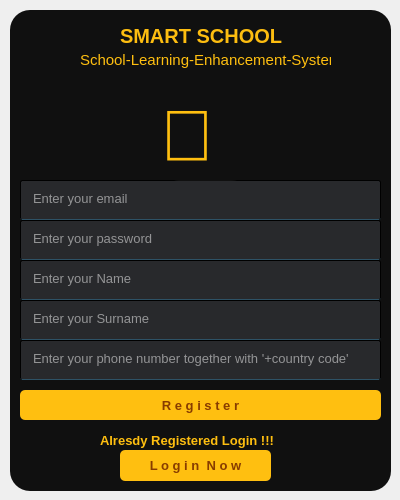
Above: SmartSchool/register_form.ui from ismailuzum/Smart-School-School-Learning-Enhancement-System before the change. Below: the same form after it.
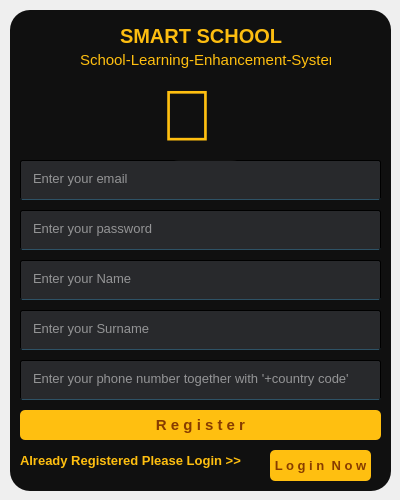
That is the form after the change.

Commit message: signup form correction

What changed in the file:
```diff
--- a/SmartSchool/register_form.ui
+++ b/SmartSchool/register_form.ui
@@ -37,7 +37,7 @@
     <property name="geometry">
      <rect>
       <x>10</x>
-      <y>170</y>
+      <y>150</y>
       <width>361</width>
       <height>40</height>
      </rect>
@@ -70,7 +70,7 @@
     <property name="geometry">
      <rect>
       <x>10</x>
-      <y>210</y>
+      <y>200</y>
       <width>361</width>
       <height>40</height>
      </rect>
@@ -103,14 +103,14 @@
     <property name="geometry">
      <rect>
       <x>10</x>
-      <y>380</y>
+      <y>400</y>
       <width>361</width>
       <height>30</height>
      </rect>
     </property>
     <property name="font">
      <font>
-      <pointsize>10</pointsize>
+      <pointsize>11</pointsize>
       <weight>75</weight>
       <bold>true</bold>
      </font>
@@ -135,7 +135,7 @@
     <property name="geometry">
      <rect>
       <x>150</x>
-      <y>80</y>
+      <y>60</y>
       <width>91</width>
       <height>91</height>
      </rect>
@@ -155,9 +155,9 @@
    <widget class="QLabel" name="label_2">
     <property name="geometry">
      <rect>
-      <x>90</x>
-      <y>420</y>
-      <width>191</width>
+      <x>10</x>
+      <y>440</y>
+      <width>241</width>
       <height>21</height>
      </rect>
     </property>
@@ -172,15 +172,15 @@
      <string notr="true">color:rgb(255,191,16);</string>
     </property>
     <property name="text">
-     <string>Alresdy Registered Login !!!</string>
+     <string>Already Registered Please Login &gt;&gt;</string>
     </property>
    </widget>
    <widget class="QPushButton" name="b4">
     <property name="geometry">
      <rect>
-      <x>110</x>
+      <x>260</x>
       <y>440</y>
-      <width>151</width>
+      <width>101</width>
       <height>31</height>
      </rect>
     </property>
@@ -244,7 +244,7 @@
     <property name="geometry">
      <rect>
       <x>10</x>
-      <y>290</y>
+      <y>300</y>
       <width>361</width>
       <height>40</height>
      </rect>
@@ -277,7 +277,7 @@
     <property name="geometry">
      <rect>
       <x>10</x>
-      <y>330</y>
+      <y>350</y>
       <width>361</width>
       <height>40</height>
      </rect>
```
